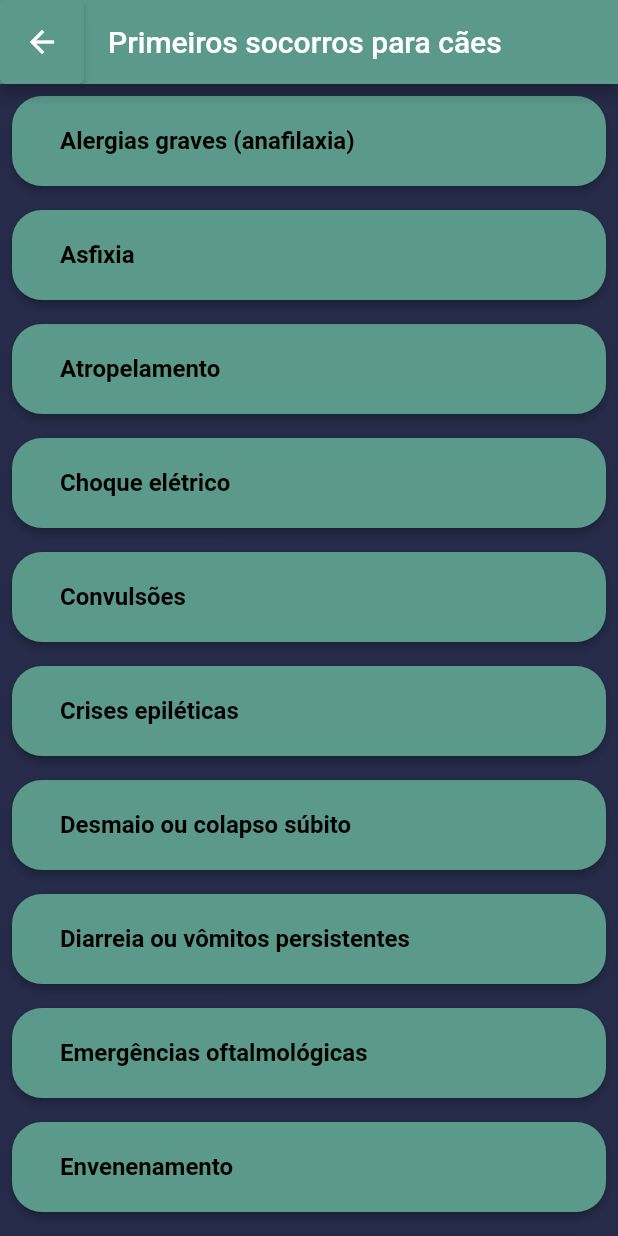
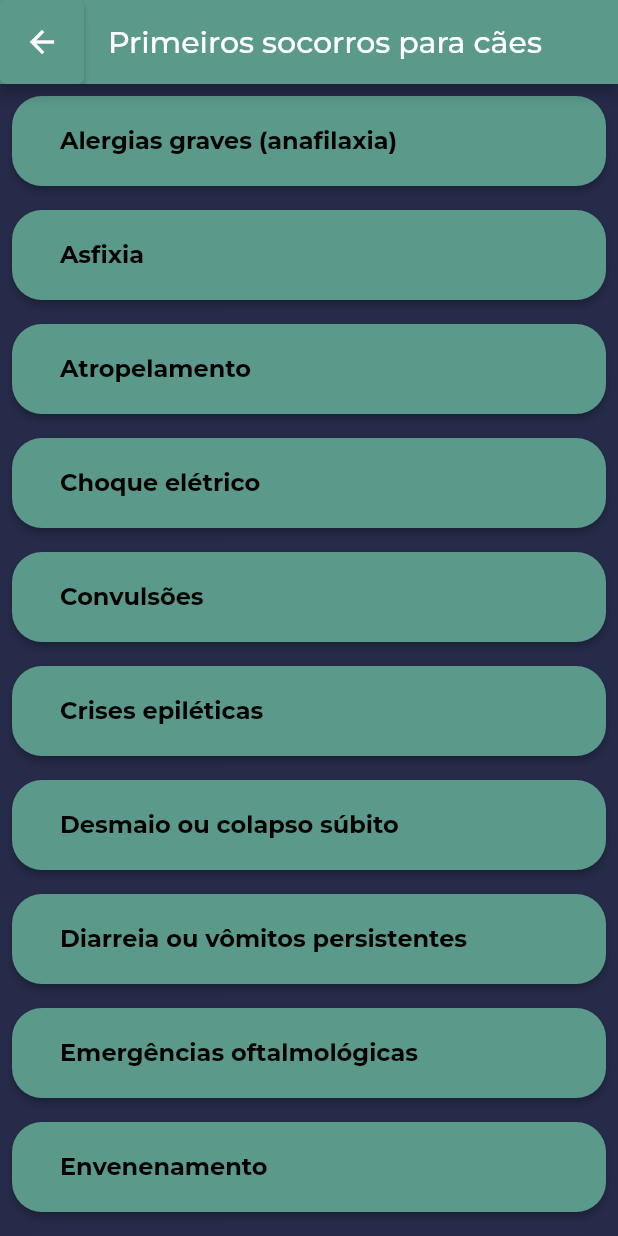
Before and after one commit to willyguimaraes/HelpPet, a Flutter app: the screen it shows after launch, after a tap on "Cães", on a phone screen of 412 x 824 dp. Run offline on Flutter 3.47's test engine with Material 2 defaults, Android fonts, the light colour scheme and no system bars; our stand-ins replace geolocator.

Commit message:
ajuste de fonte

```diff
--- a/helppet/lib/components/pet_buttons.dart
+++ b/helppet/lib/components/pet_buttons.dart
@@ -36,6 +36,7 @@ class PetButton extends StatelessWidget {
                 style: TextStyle(fontSize: 26,
                   fontWeight: FontWeight.bold,
                   color: Theme.of(context).colorScheme.secondary,
+                  fontFamily: 'Montserrat',
                  ),
               ),
             ),
--- a/helppet/lib/components/vet_button.dart
+++ b/helppet/lib/components/vet_button.dart
@@ -36,6 +36,7 @@ class VetButton extends StatelessWidget {
                 fontSize: 18.0,
                 fontWeight: FontWeight.bold,
                 color: Theme.of(context).colorScheme.secondary,
+                fontFamily: 'Montserrat',
               ),
             ),
           ],
--- a/helppet/lib/first_aid_detail.dart
+++ b/helppet/lib/first_aid_detail.dart
@@ -33,7 +33,7 @@ class EmergencyPage extends StatelessWidget {
       home: Scaffold(
         backgroundColor: Color.fromARGB(198, 255, 255, 255),
         appBar: AppBar(
-          title: Text(titulo),
+          title: Text(titulo, style: const TextStyle(fontFamily: 'Montserrat',),),
           leading: ElevatedButton(
             onPressed: () {
               Navigator.push(
@@ -65,6 +65,7 @@ class EmergencyPage extends StatelessWidget {
                         style: TextStyle(
                           fontSize: 24,
                           fontWeight: FontWeight.bold,
+                          fontFamily: 'Montserrat',
                         ),
                       ),
                     ),
@@ -75,6 +76,7 @@ class EmergencyPage extends StatelessWidget {
                         style: TextStyle(
                           fontSize: 18,
                           fontWeight: FontWeight.bold,
+                          fontFamily: 'Montserrat',
                         ),
                       ),
                     ),
@@ -90,6 +92,7 @@ class EmergencyPage extends StatelessWidget {
                                 "${emergencia.split('.').indexOf(item) + 1} - ",
                                 style: TextStyle(
                                   fontSize: 18,
+                                  fontFamily: 'Montserrat',
                                 ),
                               ),
                               Flexible(
@@ -99,6 +102,7 @@ class EmergencyPage extends StatelessWidget {
                                     item.trim(),
                                     style: TextStyle(
                                       fontSize: 20,
+                                      fontFamily: 'Montserrat',
                                     ),
                                   ),
                                 ),
@@ -115,6 +119,7 @@ class EmergencyPage extends StatelessWidget {
                         style: TextStyle(
                           fontSize: 18,
                           fontWeight: FontWeight.bold,
+                          fontFamily: 'Montserrat',
                         ),
                       ),
                     ),
@@ -124,6 +129,7 @@ class EmergencyPage extends StatelessWidget {
                         adicionais,
                         style: TextStyle(
                           fontSize: 20,
+                          fontFamily: 'Montserrat',
                         ),
                       ),
                     ),
--- a/helppet/lib/first_aid_list.dart
+++ b/helppet/lib/first_aid_list.dart
@@ -86,7 +86,7 @@ class _EmergencyListPageState extends State<EmergencyListPage> {
           },
           child: const Icon(Icons.arrow_back_sharp),
         ),
-        title: Text(titles),
+        title: Text(titles, style: const TextStyle(fontFamily: 'Montserrat',),),
       ),
       body: ListView.builder(
         itemCount: emergencyNames.length,
@@ -125,6 +125,7 @@ class _EmergencyListPageState extends State<EmergencyListPage> {
                     fontSize: 16,
                     fontWeight: FontWeight.bold,
                     color: Theme.of(context).colorScheme.secondary,
+                    fontFamily: 'Montserrat',
                   ),
                 )),
               ),
--- a/helppet/lib/main.dart
+++ b/helppet/lib/main.dart
@@ -19,61 +19,75 @@ class Helppet extends StatelessWidget {
     return MaterialApp(
       theme: tema.copyWith(
         colorScheme: tema.colorScheme.copyWith(
-          primary: Color.fromRGBO(91, 154, 139, 1.0),
-          secondary: Color.fromARGB(255, 0, 0, 0),
-
+          primary: const Color.fromRGBO(91, 154, 139, 1.0),
+          secondary: const Color.fromARGB(255, 0, 0, 0),
+        ),
+        textTheme: const TextTheme(
+          bodyLarge: TextStyle(fontFamily: 'Montserrat'),
         ),
       ),
       home: Scaffold(
-        backgroundColor:Color.fromRGBO(37, 43, 72, 1.0),
+        backgroundColor: const Color.fromRGBO(37, 43, 72, 1),
         appBar: AppBar(
           leadingWidth: MediaQuery.of(context).size.width * 0.6,
-          leading: Image.asset(
-            'assets/images/logo.png',
-            fit: BoxFit.cover,
+          leading: Image.asset('assets/images/logo.png',
+              fit: BoxFit.cover, alignment: Alignment.centerLeft),
         ),
-
-        ),
-
         body: Container(
-          //color:  Color.fromRGBO(31, 40, 51, 1.0),
+          decoration: const BoxDecoration(
+              image: DecorationImage(
+                  image: AssetImage("assets/images/background_main.jpg"),
+                  fit: BoxFit.cover)),
           child: Center(
             child: Column(
               mainAxisAlignment: MainAxisAlignment.spaceEvenly,
               children: [
                 const SizedBox(height: 20),
-                const Text(
+                Container(
+                  decoration: BoxDecoration(
+                    color: const Color.fromRGBO(
+                        37, 43, 72, 1), // Cor do fundo
+                    borderRadius:
+                        BorderRadius.circular(10), // Bordas arredondadas
+                  ),
+                  padding: const EdgeInsets.all(20), // Espaçamento interno
+                  child: const Text(
                     'Selecione o pet:',
-                  style: TextStyle(fontSize: 34,
-                  color: Colors.white),
+                    style: TextStyle(
+                      fontSize: 34,
+                      color: Colors.white,
+                      fontFamily: 'Montserrat',
                     ),
-
-                Column(
-                  children: [
+                  ),
+                ),
+                Column(children: [
                   PetButton(
                     imagePath: 'assets/images/pet1.png',
                     onPressed: () {
-                        Navigator.push(context,
-                            MaterialPageRoute(builder: ((context) => const Aidlist(pet: 'dog',))));
+                      Navigator.push(
+                          context,
+                          MaterialPageRoute(
+                              builder: ((context) =>
+                                  const Aidlist(pet: 'dog'))));
                     },
                     buttonText: 'Cães',
+
+
                   ),
                   const SizedBox(height: 20),
                   PetButton(
                     imagePath: 'assets/images/pet2.png',
                     onPressed: () {
-                        Navigator.push(context,
-                            MaterialPageRoute(builder: ((context) => const Aidlist(pet: 'cat',))));
+                      Navigator.push(
+                          context,
+                          MaterialPageRoute(
+                              builder: ((context) =>
+                                  const Aidlist(pet: 'cat'))));
                     },
                     buttonText: 'Gatos',
                   ),
-                  ],
-                ),
-                // ...
-
+                ]),
                 const SizedBox(height: 20),
-
-                // Botão para pesquisar veterinários próximos no Google Maps
                 VetButton(
                   buttonText: 'Encontrar Veterinários',
                   onPressed: () {
```
Also changed, not shown: helppet/pubspec.yaml (+14 -11 lines), helppet/assets/fonts/Montserrat-Bold.ttf (added), helppet/assets/fonts/Montserrat-Light.ttf (added), helppet/assets/fonts/Montserrat-Medium.ttf (added), helppet/assets/fonts/Montserrat-Regular.ttf (added), helppet/assets/images/background_main.jpg (added). Lines whose indentation alone changed are shown as unchanged.
